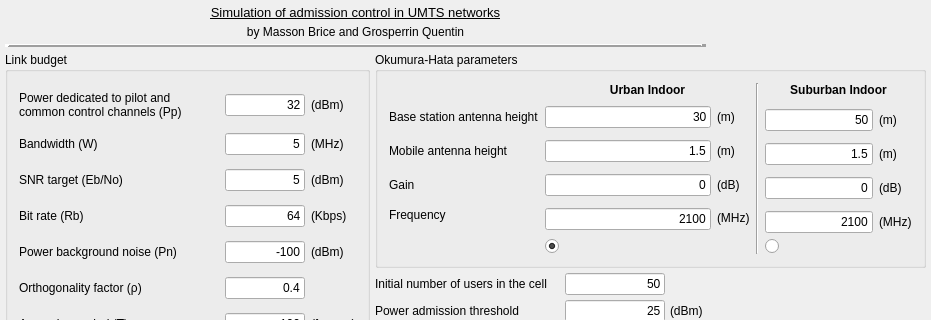
The window that src/admission_umts.ui (tanushridhariyal/admission-umts) describes before a commit, drawn with Qt 5; both pictures show x 0 to 931 and y 0 to 320 of the 931 by 639 pixel window.
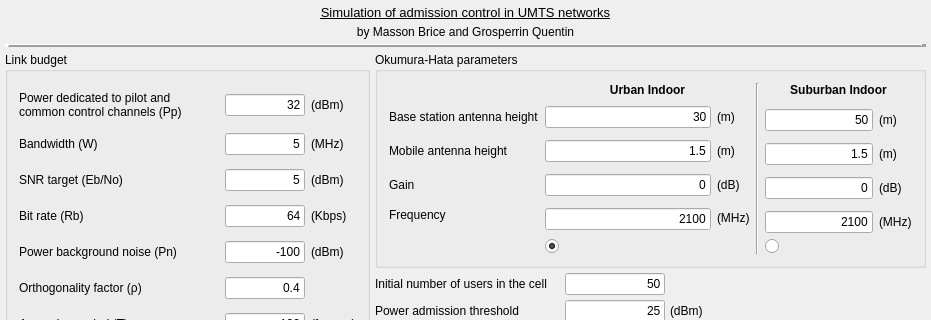
The same window after the commit.

Commit message: qques ajustements

The edit to the form file:
```diff
--- a/src/admission_umts.ui
+++ b/src/admission_umts.ui
@@ -829,54 +829,6 @@
      </property>
     </widget>
    </item>
-   <item row="0" column="0" colspan="6">
-    <widget class="QLabel" name="label_15">
-     <property name="font">
-      <font>
-       <pointsize>10</pointsize>
-       <underline>true</underline>
-      </font>
-     </property>
-     <property name="text">
-      <string>Simulation of admission control in UMTS networks</string>
-     </property>
-     <property name="alignment">
-      <set>Qt::AlignCenter</set>
-     </property>
-    </widget>
-   </item>
-   <item row="2" column="0" colspan="6">
-    <widget class="Line" name="line_2">
-     <property name="font">
-      <font>
-       <weight>50</weight>
-       <bold>false</bold>
-      </font>
-     </property>
-     <property name="frameShadow">
-      <enum>QFrame::Raised</enum>
-     </property>
-     <property name="lineWidth">
-      <number>5</number>
-     </property>
-     <property name="midLineWidth">
-      <number>0</number>
-     </property>
-     <property name="orientation">
-      <enum>Qt::Horizontal</enum>
-     </property>
-    </widget>
-   </item>
-   <item row="1" column="0" colspan="6">
-    <widget class="QLabel" name="label_32">
-     <property name="text">
-      <string>by Masson Brice and Grosperrin Quentin</string>
-     </property>
-     <property name="alignment">
-      <set>Qt::AlignCenter</set>
-     </property>
-    </widget>
-   </item>
    <item row="10" column="0">
     <widget class="QPushButton" name="launchSimulationButton">
      <property name="minimumSize">
@@ -1011,6 +963,54 @@
      </layout>
     </widget>
    </item>
+   <item row="2" column="0" colspan="8">
+    <widget class="Line" name="line_2">
+     <property name="font">
+      <font>
+       <weight>50</weight>
+       <bold>false</bold>
+      </font>
+     </property>
+     <property name="frameShadow">
+      <enum>QFrame::Raised</enum>
+     </property>
+     <property name="lineWidth">
+      <number>5</number>
+     </property>
+     <property name="midLineWidth">
+      <number>0</number>
+     </property>
+     <property name="orientation">
+      <enum>Qt::Horizontal</enum>
+     </property>
+    </widget>
+   </item>
+   <item row="1" column="0" colspan="8">
+    <widget class="QLabel" name="label_32">
+     <property name="text">
+      <string>by Masson Brice and Grosperrin Quentin</string>
+     </property>
+     <property name="alignment">
+      <set>Qt::AlignCenter</set>
+     </property>
+    </widget>
+   </item>
+   <item row="0" column="0" colspan="8">
+    <widget class="QLabel" name="label_15">
+     <property name="font">
+      <font>
+       <pointsize>10</pointsize>
+       <underline>true</underline>
+      </font>
+     </property>
+     <property name="text">
+      <string>Simulation of admission control in UMTS networks</string>
+     </property>
+     <property name="alignment">
+      <set>Qt::AlignCenter</set>
+     </property>
+    </widget>
+   </item>
   </layout>
  </widget>
  <layoutdefault spacing="6" margin="11"/>
```
The commit also changes 1 other file.
